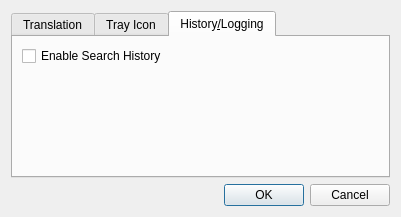
This is ui/configwindow.ui in jnmbk/boncuk as Qt 5 draws it before an edit. The edited form follows.
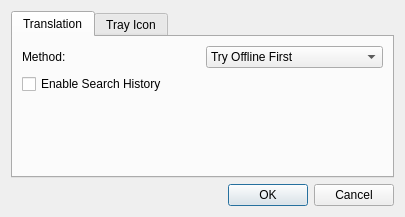
This is the edited form. The open tabs and pages were chosen to show the change. Icons and pictures are not drawn.

What changed in the file:
```diff
--- a/ui/configwindow.ui
+++ b/ui/configwindow.ui
@@ -40,6 +40,8 @@
       </attribute>
       <layout class="QGridLayout" >
        <item row="0" column="0" >
+        <layout class="QVBoxLayout" >
+         <item>
         <layout class="QHBoxLayout" >
          <item>
           <widget class="QLabel" name="label_2" >
@@ -69,6 +71,15 @@
          </item>
         </layout>
        </item>
+         <item>
+          <widget class="QCheckBox" name="history_enable" >
+           <property name="text" >
+            <string>Enable Search History</string>
+           </property>
+          </widget>
+         </item>
+        </layout>
+       </item>
        <item row="1" column="0" >
         <spacer>
          <property name="orientation" >
@@ -76,8 +87,8 @@
          </property>
          <property name="sizeHint" >
           <size>
-           <width>20</width>
-           <height>40</height>
+           <width>361</width>
+           <height>31</height>
           </size>
          </property>
         </spacer>
@@ -125,37 +136,6 @@
        </item>
       </layout>
      </widget>
-     <widget class="QWidget" name="historyTab" >
-      <attribute name="title" >
-       <string>History&amp;/Logging</string>
-      </attribute>
-      <layout class="QGridLayout" >
-       <item row="0" column="0" >
-        <layout class="QHBoxLayout" >
-         <item>
-          <widget class="QCheckBox" name="history_enable" >
-           <property name="text" >
-            <string>Enable Search History</string>
-           </property>
-          </widget>
-         </item>
-        </layout>
-       </item>
-       <item row="1" column="0" >
-        <spacer>
-         <property name="orientation" >
-          <enum>Qt::Vertical</enum>
-         </property>
-         <property name="sizeHint" >
-          <size>
-           <width>20</width>
-           <height>81</height>
-          </size>
-         </property>
-        </spacer>
-       </item>
-      </layout>
-     </widget>
     </widget>
    </item>
   </layout>
```
Left out of the diff: 2 changed lines with no effect on the pictures. Lines whose indentation alone changed are shown as unchanged.
